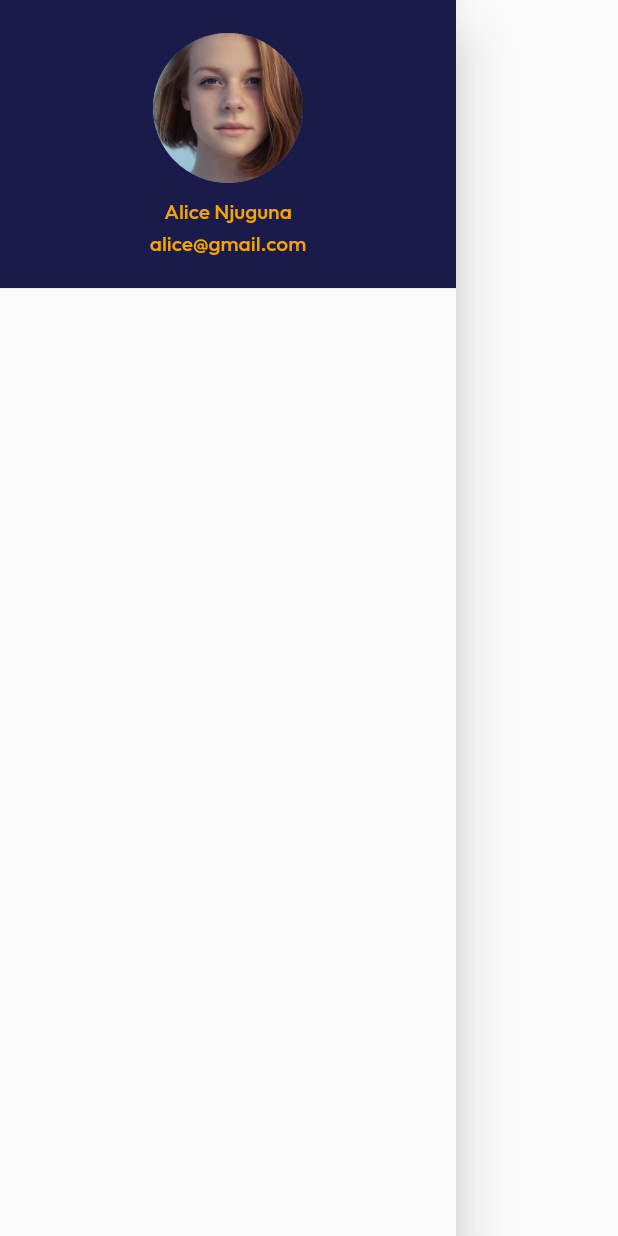
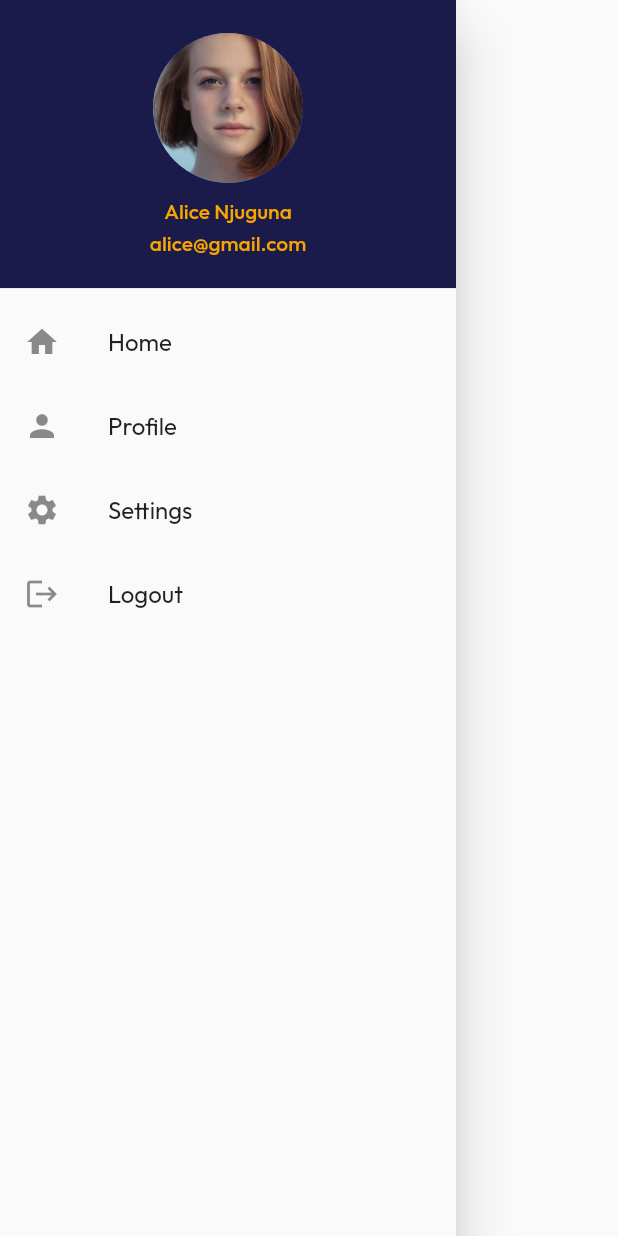
Before and after one commit to Murage-Ivy/drawer-practice, a Flutter app: the MyDrawer widget shown alone on an empty page, opened directly, on a phone screen of 412 x 824 dp. Run offline on Flutter 3.47's test engine with Material 2 defaults, Android fonts, the light colour scheme and no system bars; our stand-ins replace google_fonts.

Commit message:
Add listtiles

```diff
--- a/lib/main.dart
+++ b/lib/main.dart
@@ -65,7 +65,7 @@ class MyDrawer extends StatelessWidget {
                         mainAxisAlignment: MainAxisAlignment.start,
                         children: [
                           Container(
-                              width: 80,
+                              width: 100,
                               height: 100,
                               child: CircleAvatar(
                                 backgroundImage:
@@ -86,9 +86,31 @@ class MyDrawer extends StatelessWidget {
                             "alice@gmail.com",
                             textAlign: TextAlign.center,
                             style: TextStyle(color: Color(0xFFf7a400)),
-                          )
+                          ),
                         ],
                       ))),
+            ),
+            Expanded(
+              child: ListView(
+                children: [
+                  ListTile(
+                    leading: Icon(Icons.home),
+                    title: Text("Home"),
+                  ),
+                  ListTile(
+                    leading: Icon(Icons.person),
+                    title: Text("Profile"),
+                  ),
+                  ListTile(
+                    leading: Icon(Icons.settings),
+                    title: Text("Settings"),
+                  ),
+                  ListTile(
+                    leading: Icon(Icons.logout),
+                    title: Text("Logout"),
+                  ),
+                ],
+              ),
             )
           ],
         ),
```
